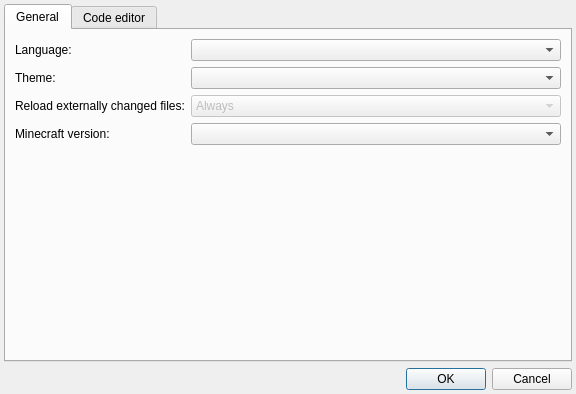
Qt form src/settingsdialog.ui (IoeCmcomc/MCDatapacker) before a commit.
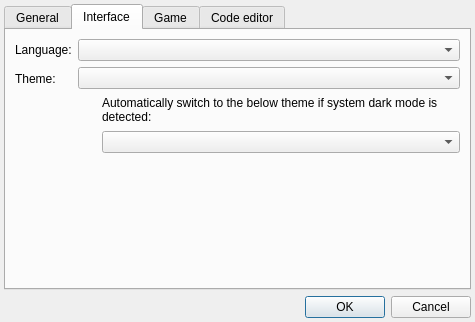
The same form after that commit.

Commit message:
[Impl] Improve setttings UI, make dark theme configurable
SettingsDialog:
- Move some settings to separate tabs;
- Add DarkFusionStyle to availble themes;
- Allow users to change both light and dark theme.

MainWindow:
- Simplify locale change handling;
- Rename old saved setting keys to the new ones.

The edit to the form file:
```diff
--- a/src/settingsdialog.ui
+++ b/src/settingsdialog.ui
@@ -6,8 +6,8 @@
    <rect>
     <x>0</x>
     <y>0</y>
-    <width>576</width>
-    <height>394</height>
+    <width>475</width>
+    <height>322</height>
    </rect>
   </property>
   <property name="windowTitle">
@@ -39,7 +39,7 @@
    <item row="0" column="0">
     <widget class="QTabWidget" name="tabWidget">
      <property name="currentIndex">
-      <number>0</number>
+      <number>1</number>
      </property>
      <widget class="QWidget" name="generalTab">
       <attribute name="title">
@@ -47,19 +47,6 @@
       </attribute>
       <layout class="QFormLayout" name="formLayout_2">
        <item row="0" column="0">
-        <widget class="QLabel" name="label">
-         <property name="text">
-          <string>Language:</string>
-         </property>
-         <property name="buddy">
-          <cstring>languageCombo</cstring>
-         </property>
-        </widget>
-       </item>
-       <item row="0" column="1">
-        <widget class="QComboBox" name="languageCombo"/>
-       </item>
-       <item row="2" column="0">
         <widget class="QLabel" name="label_2">
          <property name="text">
           <string>Reload externally changed files:</string>
@@ -69,7 +56,7 @@
          </property>
         </widget>
        </item>
-       <item row="2" column="1">
+       <item row="0" column="1">
         <widget class="QComboBox" name="reloadExternChangesCombo">
          <property name="enabled">
           <bool>false</bool>
@@ -91,7 +78,90 @@
          </item>
         </widget>
        </item>
-       <item row="3" column="0">
+      </layout>
+     </widget>
+     <widget class="QWidget" name="uiTab">
+      <attribute name="title">
+       <string>Interface</string>
+      </attribute>
+      <layout class="QFormLayout" name="formLayout_3">
+       <item row="0" column="0">
+        <widget class="QLabel" name="label">
+         <property name="text">
+          <string>Language:</string>
+         </property>
+         <property name="buddy">
+          <cstring>languageCombo</cstring>
+         </property>
+        </widget>
+       </item>
+       <item row="0" column="1">
+        <widget class="QComboBox" name="languageCombo"/>
+       </item>
+       <item row="1" column="0">
+        <widget class="QLabel" name="label_8">
+         <property name="text">
+          <string>Theme:</string>
+         </property>
+         <property name="buddy">
+          <cstring>themeCombo</cstring>
+         </property>
+        </widget>
+       </item>
+       <item row="1" column="1">
+        <layout class="QGridLayout" name="gridLayout_2">
+         <item row="1" column="1">
+          <widget class="QLabel" name="label_9">
+           <property name="text">
+            <string>Automatically switch to the below theme if system dark mode is detected:</string>
+           </property>
+           <property name="wordWrap">
+            <bool>true</bool>
+           </property>
+           <property name="buddy">
+            <cstring>darkThemeCombo</cstring>
+           </property>
+          </widget>
+         </item>
+         <item row="2" column="1">
+          <widget class="QComboBox" name="darkThemeCombo">
+           <property name="sizePolicy">
+            <sizepolicy hsizetype="Expanding" vsizetype="Fixed">
+             <horstretch>0</horstretch>
+             <verstretch>0</verstretch>
+            </sizepolicy>
+           </property>
+          </widget>
+         </item>
+         <item row="0" column="0" colspan="2">
+          <widget class="QComboBox" name="themeCombo"/>
+         </item>
+         <item row="1" column="0" rowspan="2">
+          <spacer name="horizontalSpacer">
+           <property name="orientation">
+            <enum>Qt::Horizontal</enum>
+           </property>
+           <property name="sizeType">
+            <enum>QSizePolicy::Maximum</enum>
+           </property>
+           <property name="sizeHint" stdset="0">
+            <size>
+             <width>18</width>
+             <height>58</height>
+            </size>
+           </property>
+          </spacer>
+         </item>
+        </layout>
+       </item>
+      </layout>
+     </widget>
+     <widget class="QWidget" name="gameTab">
+      <attribute name="title">
+       <string>Game</string>
+      </attribute>
+      <layout class="QFormLayout" name="formLayout_4">
+       <item row="0" column="0">
         <widget class="QLabel" name="label_6">
          <property name="text">
           <string>Minecraft version:</string>
@@ -101,22 +171,9 @@
          </property>
         </widget>
        </item>
-       <item row="3" column="1">
+       <item row="0" column="1">
         <widget class="QComboBox" name="gameVersionCombo"/>
        </item>
-       <item row="1" column="0">
-        <widget class="QLabel" name="label_8">
-         <property name="text">
-          <string>Theme:</string>
-         </property>
-         <property name="buddy">
-          <cstring>themeCombo</cstring>
-         </property>
-        </widget>
-       </item>
-       <item row="1" column="1">
-        <widget class="QComboBox" name="themeCombo"/>
-       </item>
       </layout>
      </widget>
      <widget class="QWidget" name="codeEditorTab">
```
Left out of the diff: 19 changed lines with no effect on the pictures. The commit also changes 6 other files.
